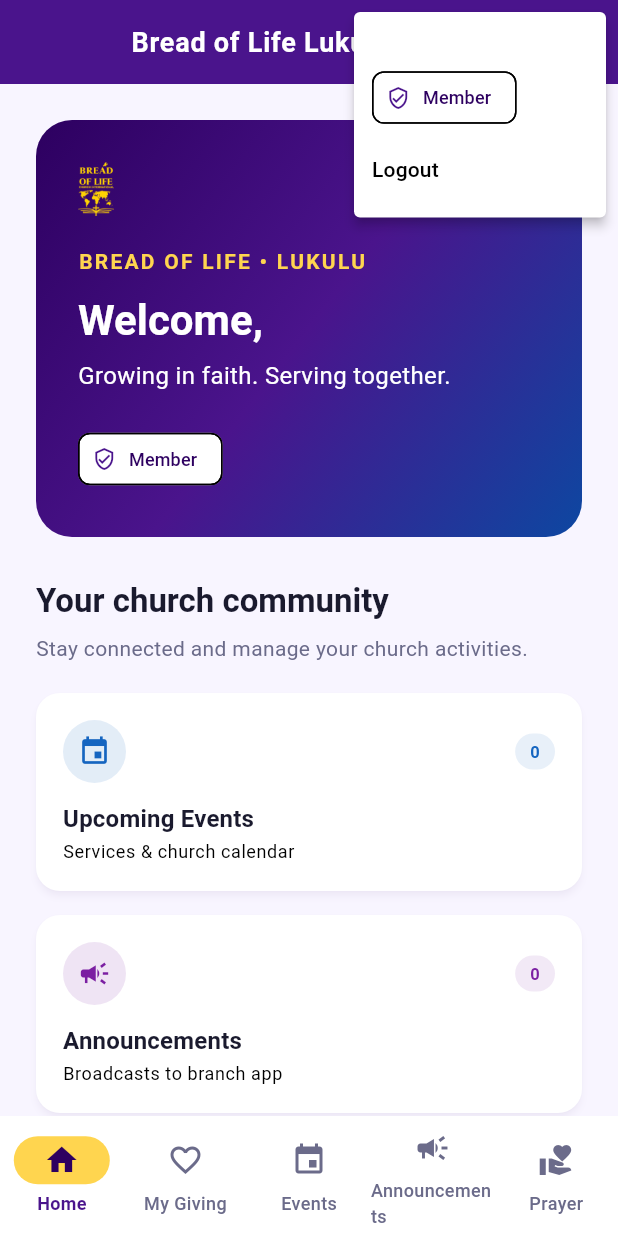
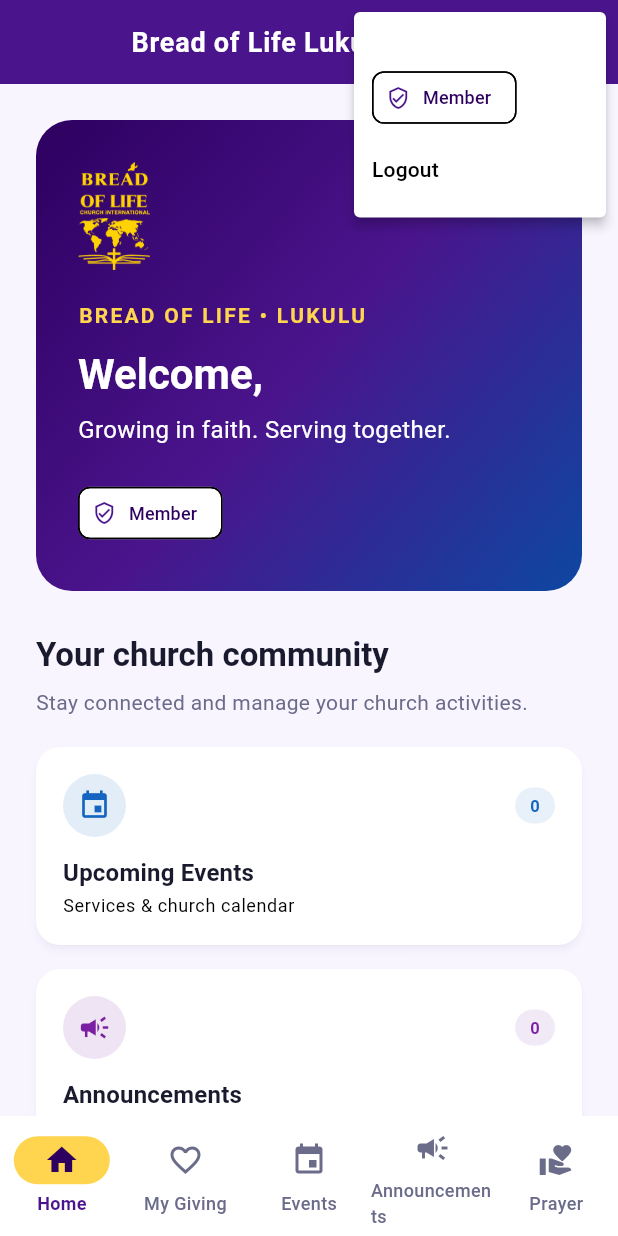
Before and after one commit to kasondebbuku-spec/Lukulu-Bread-of-Life-Church, a Flutter app: the screen it shows once a user with an empty profile is signed in, after a tap on the "person" icon, on a phone screen of 412 x 824 dp. Run offline on Flutter 3.47's test engine with Material 3 defaults, Android fonts, the phone set to English and light mode, and no system bars; our stand-ins replace cloud_firestore, firebase_auth, firebase_core, flutter_riverpod, pdf, printing; accounts and stored records are empty.

Commit message:
Resize logo for legibility and drop the circular badge crop
The logo is a tall, multi-line text mark (map, cross, three lines of text) --
a 40px circular badge crop made it unreadable. Shows it larger and
uncropped on both the login screen and dashboard header.

Co-Authored-By: Claude Sonnet 5 <noreply@anthropic.com>

```diff
--- a/lib/features/dashboard/dashboard_screen.dart
+++ b/lib/features/dashboard/dashboard_screen.dart
@@ -85,7 +85,7 @@ class DashboardScreen extends ConsumerWidget {
                 children: [
                   Image.asset(
                     'assets/images/bol_logo.png',
-                    height: 36,
+                    height: 72,
                     fit: BoxFit.contain,
                   ),
                   const SizedBox(height: 20),
--- a/lib/screens/auth_screen.dart
+++ b/lib/screens/auth_screen.dart
@@ -76,17 +76,10 @@ class _AuthScreenState extends ConsumerState<AuthScreen> {
               child: Column(
                 mainAxisSize: MainAxisSize.min,
                 children: [
-                  Container(
-                    padding: const EdgeInsets.all(18),
-                    decoration: BoxDecoration(
-                      color: Colors.white.withValues(alpha: 0.12),
-                      shape: BoxShape.circle,
-                    ),
-                    child: Image.asset(
-                      'assets/images/bol_logo.png',
-                      height: 40,
-                      fit: BoxFit.contain,
-                    ),
+                  Image.asset(
+                    'assets/images/bol_logo.png',
+                    height: 120,
+                    fit: BoxFit.contain,
                   ),
                   const SizedBox(height: 16),
                   Text(
```
